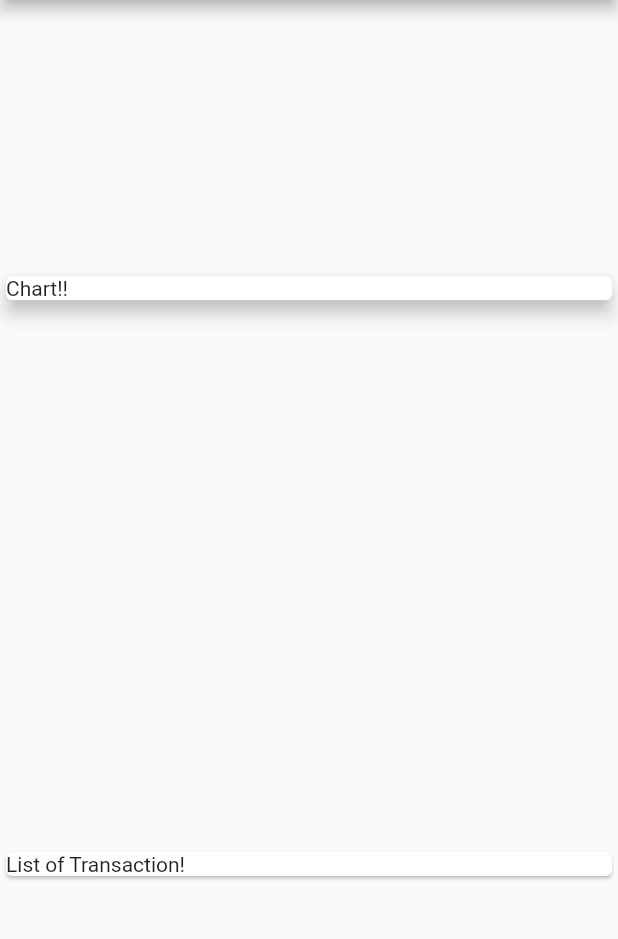
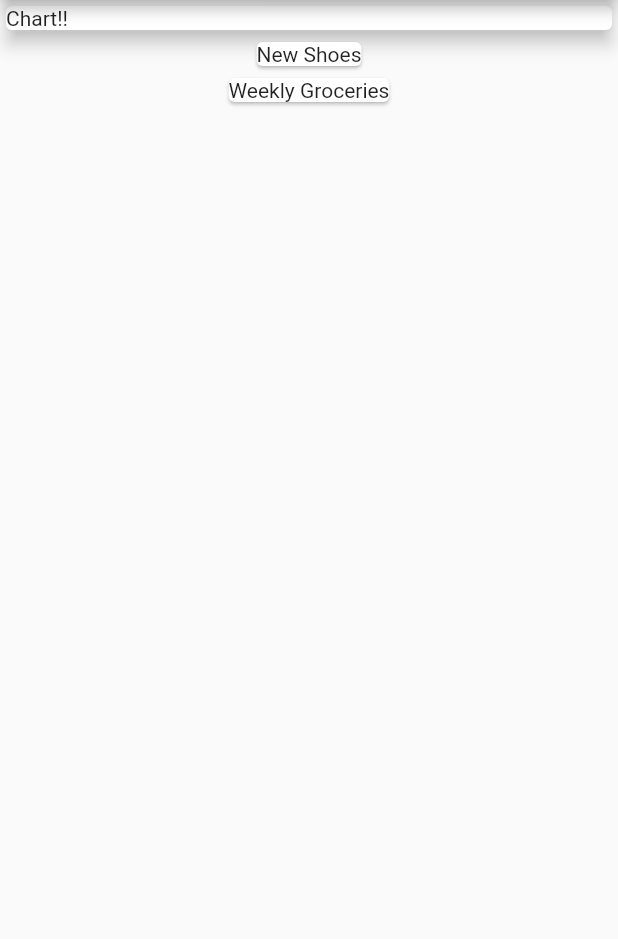
Before and after one commit to MyoMyatAung/Personal_Expense, a Flutter app: the screen it shows after launch, on a phone screen of 412 x 824 dp, the part 84-1023 px from its top. Run offline on Flutter 3.47's test engine with Material 2 defaults, Android fonts, the phone set to English and light mode, and no system bars.

Commit message:
Map Transaction list item with only title

```diff
--- a/personal_expense/lib/main.dart
+++ b/personal_expense/lib/main.dart
@@ -55,7 +55,7 @@ class MyHomePage extends StatelessWidget {
         title: Text('Personal Expense'),
       ),
       body: Column(
-        mainAxisAlignment: MainAxisAlignment.spaceAround,
+        mainAxisAlignment: MainAxisAlignment.start,
         crossAxisAlignment: CrossAxisAlignment.stretch,
         children: [
           Container(
@@ -64,8 +64,12 @@ class MyHomePage extends StatelessWidget {
               elevation: 5,
             ),
           ),
-          Card(
-            child: Text('List of Transaction!'),
+          Column(
+            children: transactions
+                .map((tx) => Card(
+                      child: Text(tx.title),
+                    ))
+                .toList(),
           )
         ],
       ),
```
